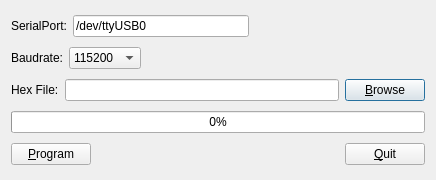
First picture: the form in prog8051.ui, repository JonathanFraser/prog8051, before the edit.
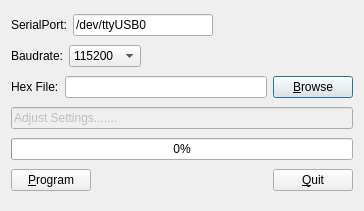
Second picture: the form after the edit.

Commit message:
Add Threading and File read routines
TODO: Error handling
TODO: Flashing Routing
TODO: spiffy the interface

```diff
--- a/prog8051.ui
+++ b/prog8051.ui
@@ -5,8 +5,8 @@
    <rect>
     <x>0</x>
     <y>0</y>
-    <width>436</width>
-    <height>180</height>
+    <width>364</width>
+    <height>211</height>
    </rect>
   </property>
   <property name="windowTitle" >
@@ -113,6 +113,19 @@
      </item>
     </layout>
    </item>
+   <item>
+    <widget class="QLineEdit" name="Instructions" >
+     <property name="enabled" >
+      <bool>false</bool>
+     </property>
+     <property name="text" >
+      <string>Adjust Settings.......</string>
+     </property>
+     <property name="readOnly" >
+      <bool>true</bool>
+     </property>
+    </widget>
+   </item>
    <item>
     <widget class="QProgressBar" name="ProgressBar" >
      <property name="value" >
```
The commit also changes 11 other files.
